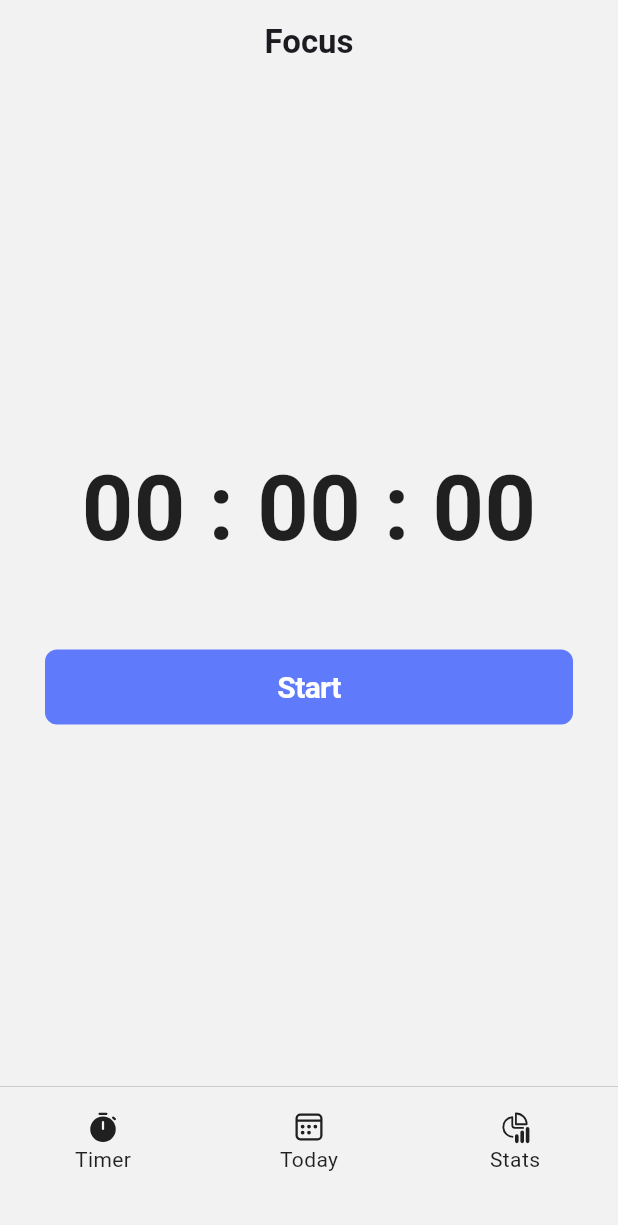
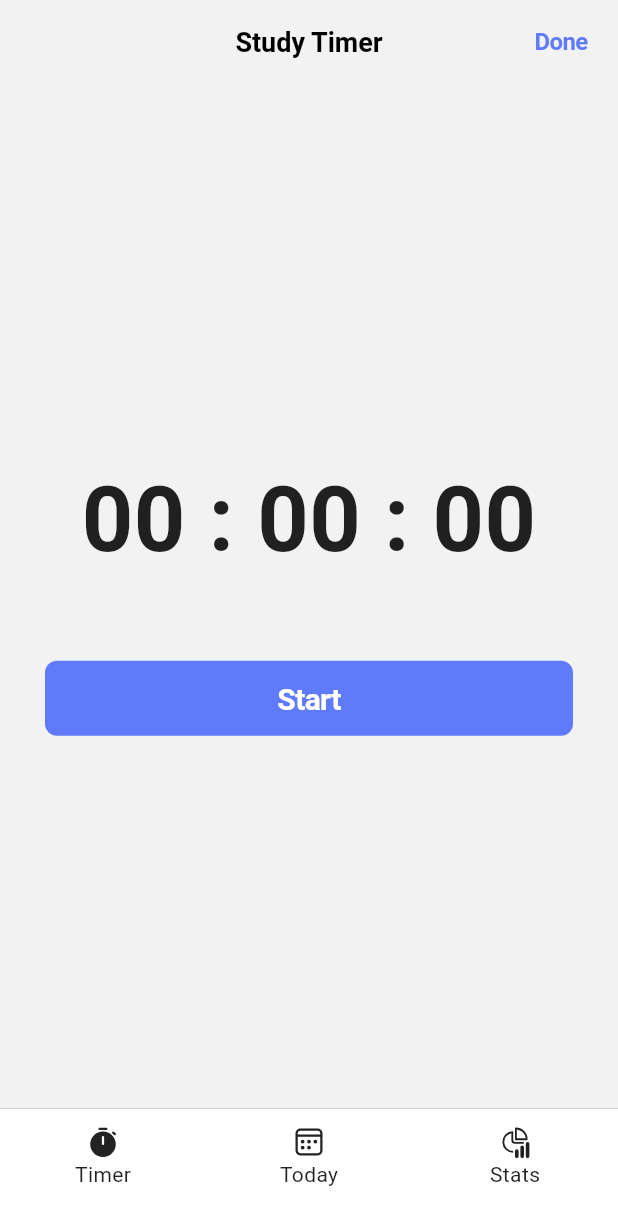
Before and after one commit to James1412/study_timer, a Flutter app: the screen it shows after launch, item 2 of the bottom bar chosen, after a tap on "Timer", on a phone screen of 412 x 824 dp. Shown: the top 1225 px of the screen. Run offline on Flutter 3.47's test engine with Material 3 defaults, Android fonts, the phone set to English and light mode, and no system bars; our stand-ins replace fluentui_system_icons.

Commit message:
🔦 dark mode mvvm

```diff
--- /dev/null
+++ b/devtools_options.yaml
@@ -0,0 +1 @@
+extensions:
--- a/lib/features/navigation/main_navigation_screen.dart
+++ b/lib/features/navigation/main_navigation_screen.dart
@@ -1,8 +1,9 @@
+import 'dart:io';
+
 import 'package:fluentui_system_icons/fluentui_system_icons.dart';
-import 'package:flutter/cupertino.dart';
 import 'package:flutter/material.dart';
+import 'package:flutter/services.dart';
 import 'package:study_timer/features/navigation/widgets/navigation_button.dart';
-import 'package:study_timer/features/themes/light_dark_themes.dart';
 import 'package:study_timer/features/today_record/home_screen.dart';
 import 'package:study_timer/features/stats/stats_screen.dart';
 import 'package:study_timer/features/timer/timer_screen.dart';
@@ -23,6 +24,9 @@ class _MainNavigationScreenState extends State<MainNavigationScreen> {
   ];
 
   void onScreenChange(int newIndex) {
+    if (Platform.isIOS) {
+      HapticFeedback.lightImpact();
+    }
     setState(() {
       index = newIndex;
     });
@@ -33,10 +37,10 @@ class _MainNavigationScreenState extends State<MainNavigationScreen> {
     return Scaffold(
       body: screens[index],
       bottomNavigationBar: Container(
-        height: 100,
-        padding: const EdgeInsets.only(top: 15),
+        height: 85,
+        padding: const EdgeInsets.only(top: 10),
         decoration: BoxDecoration(
-          color: lightNavigationBar,
+          color: Theme.of(context).colorScheme.secondary,
           border: const Border(
               top: BorderSide(
             color: Colors.grey,
--- /dev/null
+++ b/lib/features/themes/colors.dart
@@ -0,0 +1,9 @@
+import 'package:flutter/material.dart';
+
+Color darkBackground = const Color(0xff1C1D22);
+Color darkNavigationBar = const Color(0xff22232A);
+Color lightBackground = const Color(0xfff2f2f2);
+Color lightNavigationBar = Colors.white;
+
+Color blueButtonColor = const Color(0xff607AFC);
+Color redButtonColor = const Color(0xffEC6227);
--- /dev/null
+++ b/lib/features/themes/dark mode/utils.dart
@@ -0,0 +1,7 @@
+import 'package:flutter/cupertino.dart';
+import 'package:provider/provider.dart';
+import 'package:study_timer/features/themes/dark%20mode/dark_mode_mvvm.dart';
+
+bool isDarkMode(BuildContext context) {
+  return context.watch<DarkModelViewModel>().isDarkMode;
+}
--- a/lib/features/themes/light_dark_themes.dart
+++ b/lib/features/themes/light_dark_themes.dart
@@ -1,13 +1,22 @@
 import 'package:flutter/material.dart';
+import 'package:study_timer/features/themes/colors.dart';
 
 ThemeData lightTheme = ThemeData(
   brightness: Brightness.light,
   scaffoldBackgroundColor: const Color(0xfff2f2f2),
   textTheme: Typography.blackCupertino,
+  colorScheme: ColorScheme.light(
+    secondary: lightNavigationBar,
+  ),
   appBarTheme: AppBarTheme(
     backgroundColor: lightBackground,
     surfaceTintColor: lightBackground,
     shadowColor: lightBackground,
+    titleTextStyle: const TextStyle(
+      fontSize: 18,
+      fontWeight: FontWeight.w700,
+      color: Colors.black,
+    ),
   ),
 );
 
@@ -15,14 +24,17 @@ ThemeData darkTheme = ThemeData(
   brightness: Brightness.dark,
   scaffoldBackgroundColor: darkBackground,
   textTheme: Typography.whiteCupertino,
+  colorScheme: ColorScheme.dark(
+    secondary: darkNavigationBar,
+  ),
   appBarTheme: AppBarTheme(
     backgroundColor: darkBackground,
     surfaceTintColor: darkBackground,
     shadowColor: darkBackground,
+    titleTextStyle: const TextStyle(
+      fontSize: 18,
+      fontWeight: FontWeight.w700,
+      color: Colors.white,
+    ),
   ),
 );
-
-Color darkBackground = const Color(0xff1C1D22);
-Color darkNavigationBar = const Color(0xff22232A);
-Color lightBackground = const Color(0xfff2f2f2);
-Color lightNavigationBar = const Color(0x000fffff);
--- a/lib/features/timer/timer_screen.dart
+++ b/lib/features/timer/timer_screen.dart
@@ -1,5 +1,8 @@
+import 'dart:io';
 import 'package:flutter/cupertino.dart';
 import 'package:flutter/material.dart';
+import 'package:flutter/services.dart';
+import 'package:study_timer/features/themes/colors.dart';
 
 class TimerScreen extends StatefulWidget {
   const TimerScreen({super.key});
@@ -10,26 +13,49 @@ class TimerScreen extends StatefulWidget {
 
 class _TimerScreenState extends State<TimerScreen> {
   bool isPlaying = false;
+
+  void togglePlay() {
+    if (Platform.isIOS) {
+      HapticFeedback.heavyImpact();
+    }
+    setState(() {
+      isPlaying = !isPlaying;
+    });
+  }
+
   @override
   Widget build(BuildContext context) {
     return Scaffold(
       appBar: AppBar(
         centerTitle: true,
-        title: const Text(
-          "Focus",
-          style: TextStyle(fontWeight: FontWeight.w600),
-        ),
+        title: const Text("Study Timer"),
+        actions: [
+          CupertinoButton(
+            child: Text(
+              "Done",
+              style: TextStyle(
+                color: blueButtonColor,
+                fontSize: 16,
+                fontWeight: FontWeight.bold,
+              ),
+            ),
+            onPressed: () {},
+          ),
+        ],
       ),
       body: Padding(
         padding: const EdgeInsets.symmetric(horizontal: 30.0),
         child: Column(
           mainAxisAlignment: MainAxisAlignment.center,
           children: [
-            const Text(
-              "00 : 00 : 00",
-              style: TextStyle(
-                fontSize: 60,
-                fontWeight: FontWeight.w600,
+            const FittedBox(
+              fit: BoxFit.scaleDown,
+              child: Text(
+                "00 : 00 : 00",
+                style: TextStyle(
+                  fontSize: 60,
+                  fontWeight: FontWeight.w600,
+                ),
               ),
             ),
             const SizedBox(
@@ -37,16 +63,12 @@ class _TimerScreenState extends State<TimerScreen> {
             ),
             CupertinoButton(
               padding: EdgeInsets.zero,
-              onPressed: () {
-                setState(() {
-                  isPlaying = !isPlaying;
-                });
-              },
+              onPressed: togglePlay,
               child: Container(
                 width: double.maxFinite,
                 height: 50,
                 decoration: BoxDecoration(
-                  color: const Color(0xff607AFC),
+                  color: blueButtonColor,
                   borderRadius: BorderRadius.circular(8),
                 ),
                 child: Center(
--- a/lib/features/today_record/home_screen.dart
+++ b/lib/features/today_record/home_screen.dart
@@ -1,4 +1,5 @@
 import 'package:flutter/material.dart';
+import 'package:intl/intl.dart';
 
 class HomeScreen extends StatefulWidget {
   const HomeScreen({super.key});
@@ -10,6 +11,10 @@ class HomeScreen extends StatefulWidget {
 class _HomeScreenState extends State<HomeScreen> {
   @override
   Widget build(BuildContext context) {
-    return const Scaffold();
+    return Scaffold(
+      appBar: AppBar(
+        title: Text(DateFormat.yMMMMEEEEd().format(DateTime.now())),
+      ),
+    );
   }
 }
--- a/lib/main.dart
+++ b/lib/main.dart
@@ -1,10 +1,22 @@
 import 'package:flutter/material.dart';
+import 'package:provider/provider.dart';
 import 'package:study_timer/features/navigation/main_navigation_screen.dart';
+import 'package:study_timer/features/themes/dark%20mode/dark_mode_mvvm.dart';
+import 'package:study_timer/features/themes/dark%20mode/utils.dart';
 import 'package:study_timer/features/themes/light_dark_themes.dart';
 
 void main() {
   WidgetsFlutterBinding.ensureInitialized();
-  runApp(const StudyTimerApp());
+  runApp(
+    MultiProvider(
+      providers: [
+        ChangeNotifierProvider(
+          create: (context) => DarkModelViewModel(),
+        ),
+      ],
+      child: const StudyTimerApp(),
+    ),
+  );
 }
 
 class StudyTimerApp extends StatelessWidget {
@@ -16,6 +28,7 @@ class StudyTimerApp extends StatelessWidget {
       debugShowCheckedModeBanner: false,
       theme: lightTheme,
       darkTheme: darkTheme,
+      themeMode: isDarkMode(context) ? ThemeMode.dark : ThemeMode.light,
       home: const MainNavigationScreen(),
     );
   }
--- a/pubspec.yaml
+++ b/pubspec.yaml
@@ -37,6 +37,8 @@ dependencies:
   reorderables: ^0.6.0
   font_awesome_flutter: ^10.7.0
   fluentui_system_icons: ^1.1.229
+  intl: ^0.19.0
+  provider: ^6.1.2
 
 flutter_launcher_icons:
   android: "launcher_icon"
```
Also changed, not shown: lib/features/settings/settings_screen.dart (added, +36 -0 lines), lib/features/stats/stats_screen.dart (+21 -1 lines), lib/features/themes/dark mode/dark_mode_mvvm.dart (added, +10 -0 lines), pubspec.lock.
